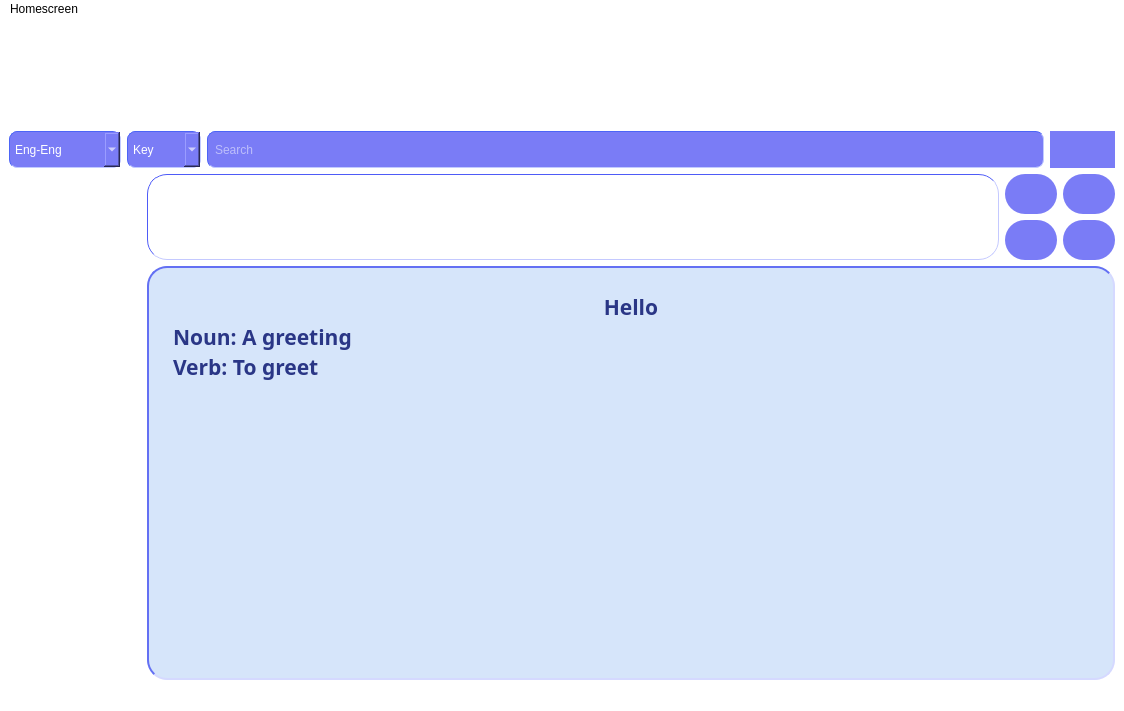
Before: the Qt Designer form mainwindow.ui in OHonSam/CS163_Group2_Dictionary, drawn with Qt 5.
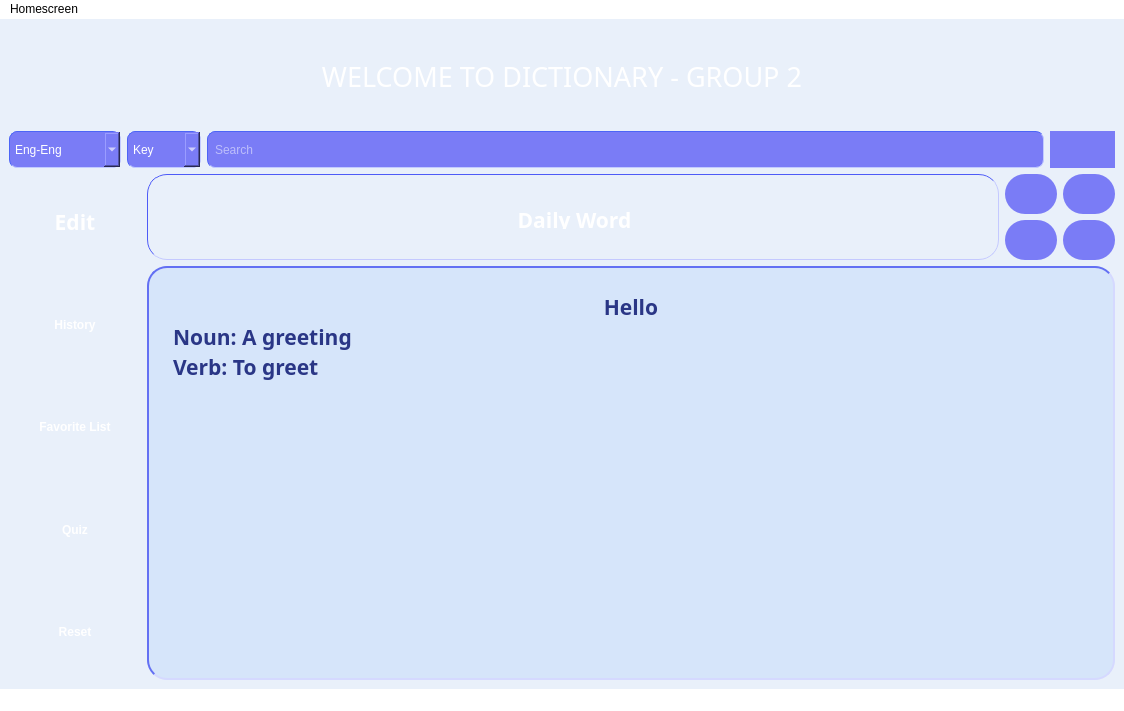
After: the same form once the commit is applied. Icons and pictures are not drawn.

Commit message: update bg screen color

Patch:
```diff
--- a/mainwindow.ui
+++ b/mainwindow.ui
@@ -37,7 +37,7 @@
     <bool>false</bool>
    </property>
    <property name="styleSheet">
-    <string notr="true">padding: 0px 0px 0px 0px;</string>
+    <string notr="true">background-color: rgb(233, 240, 250);</string>
    </property>
    <layout class="QGridLayout" name="gridLayout_3">
     <item row="0" column="0" colspan="2">
```
